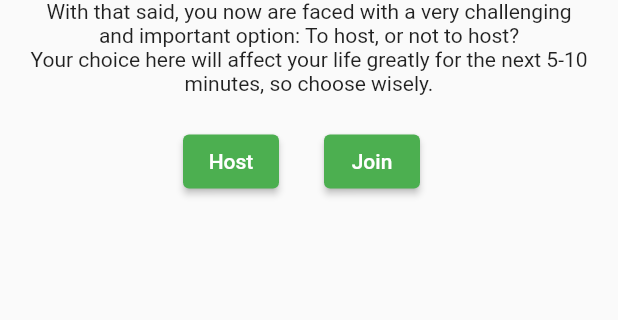
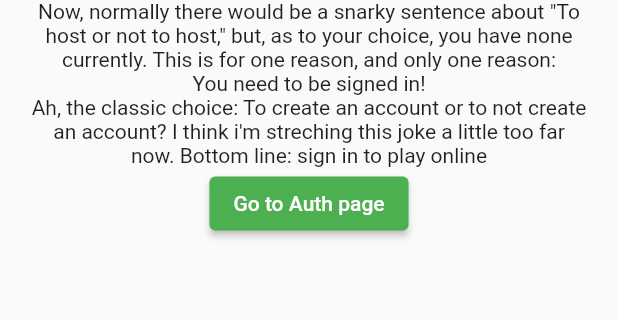
Before and after one commit to paytontech/unoweb_flutter, a Flutter app: the MPStart screen opened directly, on a phone screen of 412 x 824 dp, the part 449-769 px from its top. Run offline on Flutter 3.47's test engine with Material 2 defaults, Android fonts, the phone set to English and light mode, and no system bars; our stand-ins replace firebase_auth, firebase_core, vibration; accounts and stored records are empty.

Commit message:
auth stuff

```diff
--- a/lib/main.dart
+++ b/lib/main.dart
@@ -1,3 +1,5 @@
+// ignore_for_file: avoid_print
+
 import 'dart:io' show Platform;
 import 'dart:math';
 import 'dart:async';
@@ -465,7 +467,7 @@ class _MyHomePageState extends State<MyHomePage> with TickerProviderStateMixin {
                 child: Column(
                   mainAxisAlignment: MainAxisAlignment.center,
                   children: <Widget>[
-                    /*TextButton(
+                    TextButton(
                         onPressed: () async {
                           final res = await Navigator.push(
                               context,
@@ -473,7 +475,7 @@ class _MyHomePageState extends State<MyHomePage> with TickerProviderStateMixin {
                                   builder: (context) => MPStart()));
                         },
                         child: const Text(
-                            "[Beta] Try the new online multiplayer mode!")),*/
+                            "[Beta] Try the new online multiplayer mode!")),
                     if (gameData['reversed'])
                       Row(
                         mainAxisAlignment: MainAxisAlignment.center,
--- a/lib/mp_chooser.dart
+++ b/lib/mp_chooser.dart
@@ -1,6 +1,8 @@
 // ignore_for_file: prefer_const_constructors
 
+import 'package:firebase_auth/firebase_auth.dart';
 import 'package:flutter/material.dart';
+import 'auth.dart';
 
 //stateful widget called MPStart
 class MPStart extends StatefulWidget {
@@ -10,6 +12,23 @@ class MPStart extends StatefulWidget {
 }
 
 class MPStartHome extends State<MPStart> {
+  Map mpdata = {"auth": false, "username": ""};
+  @override
+  void initState() {
+    super.initState();
+    FirebaseAuth.instance.authStateChanges().listen((User? user) {
+      print(user);
+      if (user == null) {
+        setState(() {
+          mpdata["auth"] = false;
+        });
+      } else {
+        mpdata["auth"] = true;
+        mpdata["username"] = user.displayName;
+      }
+    });
+  }
+
   @override
   Widget build(BuildContext ctx) {
     return Scaffold(
@@ -50,14 +69,17 @@ class MPStartHome extends State<MPStart> {
                     textAlign: TextAlign.center,
                     style: TextStyle(color: Colors.grey),
                   ),
+                  if (mpdata["auth"])
                     Text(
                       "With that said, you now are faced with a very challenging and important option: To host, or not to host?",
                       textAlign: TextAlign.center,
                     ),
+                  if (mpdata["auth"])
                     Text(
                       "Your choice here will affect your life greatly for the next 5-10 minutes, so choose wisely.",
                       textAlign: TextAlign.center,
                     ),
+                  if (mpdata["auth"])
                     Row(
                       mainAxisAlignment: MainAxisAlignment.center,
                       children: [
@@ -70,7 +92,26 @@ class MPStartHome extends State<MPStart> {
                             child: ElevatedButton(
                                 onPressed: () {}, child: Text("Join")))
                       ],
-                  )
+                    ),
+                  if (!mpdata["auth"])
+                    Text(
+                      "Now, normally there would be a snarky sentence about \"To host or not to host,\" but, as to your choice, you have none currently. This is for one reason, and only one reason:",
+                      textAlign: TextAlign.center,
+                    ),
+                  if (!mpdata["auth"])
+                    Text(
+                      "You need to be signed in!\nAh, the classic choice: To create an account or to not create an account? I think i'm streching this joke a little too far now. Bottom line: sign in to play online",
+                      textAlign: TextAlign.center,
+                    ),
+                  if (!mpdata["auth"])
+                    ElevatedButton(
+                        onPressed: () async {
+                          final res = await Navigator.push(
+                              ctx,
+                              MaterialPageRoute(
+                                  builder: ((context) => AuthWelcome())));
+                        },
+                        child: Text("Go to Auth page"))
                 ],
               ),
             ))
```
Also changed, not shown: lib/auth.dart (added, +85 -0 lines). Lines whose indentation alone changed are shown as unchanged.
